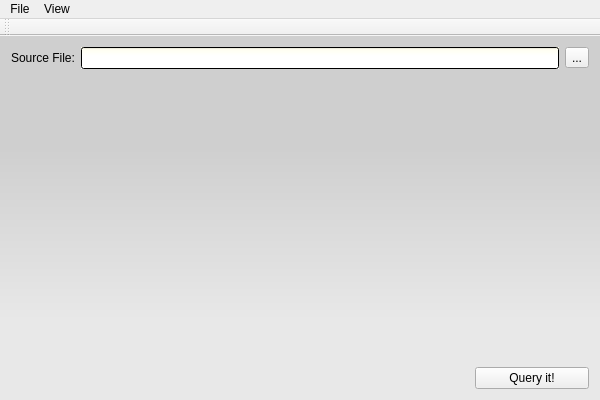
Before: the Qt Designer form XQEMainWindow.ui in antis81/XQueryEvaluator, drawn with Qt 5.
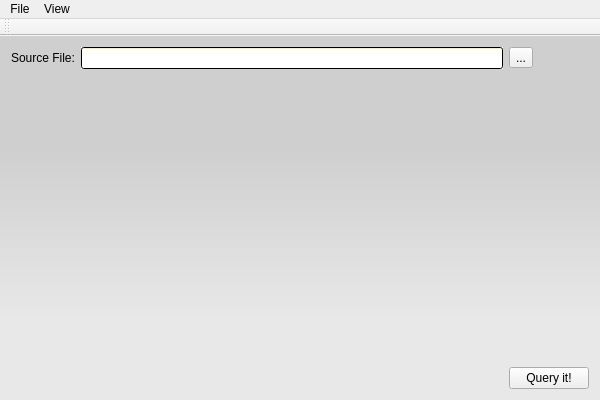
After: the same form once the commit is applied.

Commit message: keep the "query it" button the same size

What changed in the file:
```diff
--- a/XQEMainWindow.ui
+++ b/XQEMainWindow.ui
@@ -52,21 +52,14 @@
     <item row="1" column="0" colspan="4">
      <widget class="QWidget" name="myPlace" native="true"/>
     </item>
-    <item row="2" column="0" colspan="2">
-     <spacer name="horizontalSpacer">
-      <property name="orientation">
-       <enum>Qt::Horizontal</enum>
-      </property>
-      <property name="sizeHint" stdset="0">
-       <size>
-        <width>458</width>
-        <height>20</height>
-       </size>
-      </property>
-     </spacer>
-    </item>
-    <item row="2" column="2" colspan="2">
+    <item row="2" column="3">
      <widget class="QPushButton" name="btnQuery">
+      <property name="sizePolicy">
+       <sizepolicy hsizetype="Minimum" vsizetype="Fixed">
+        <horstretch>0</horstretch>
+        <verstretch>0</verstretch>
+       </sizepolicy>
+      </property>
       <property name="text">
        <string>Query it!</string>
       </property>
```
